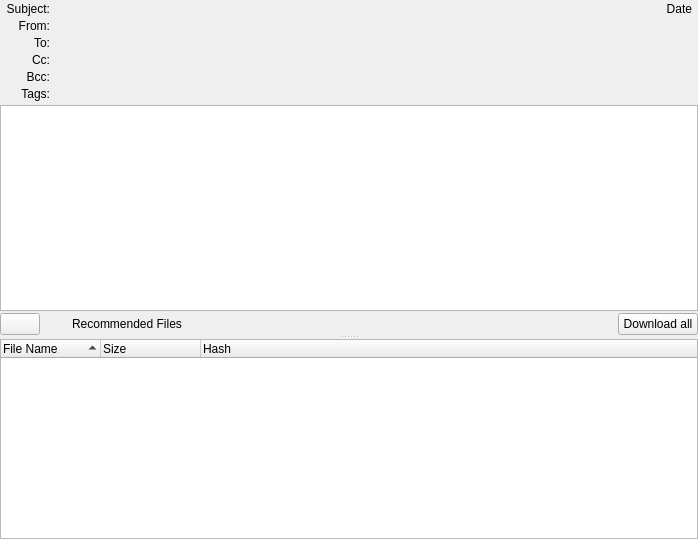
RetroShare/RetroShare, file retroshare-gui/src/gui/msgs/MessageWidget.ui: the form before one commit.
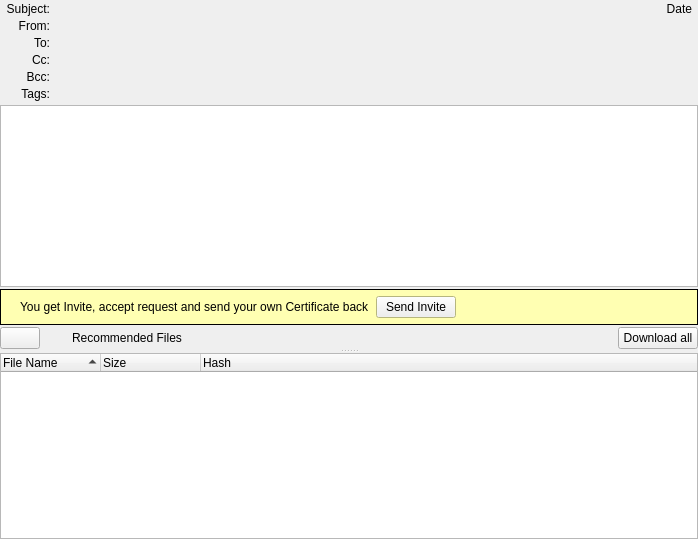
The form after the commit. Icons and pictures are not drawn. Custom widgets are drawn as their Qt base class.

Commit message: Added invite info frame for Friend Request Messages.

Diff of the .ui file:
```diff
--- a/retroshare-gui/src/gui/msgs/MessageWidget.ui
+++ b/retroshare-gui/src/gui/msgs/MessageWidget.ui
@@ -288,6 +288,143 @@
           </property>
          </widget>
         </item>
+        <item>
+         <widget class="QFrame" name="inviteFrame">
+          <property name="palette">
+           <palette>
+            <active>
+             <colorrole role="Base">
+              <brush brushstyle="SolidPattern">
+               <color alpha="255">
+                <red>255</red>
+                <green>255</green>
+                <blue>255</blue>
+               </color>
+              </brush>
+             </colorrole>
+             <colorrole role="Window">
+              <brush brushstyle="SolidPattern">
+               <color alpha="255">
+                <red>255</red>
+                <green>255</green>
+                <blue>178</blue>
+               </color>
+              </brush>
+             </colorrole>
+            </active>
+            <inactive>
+             <colorrole role="Base">
+              <brush brushstyle="SolidPattern">
+               <color alpha="255">
+                <red>255</red>
+                <green>255</green>
+                <blue>255</blue>
+               </color>
+              </brush>
+             </colorrole>
+             <colorrole role="Window">
+              <brush brushstyle="SolidPattern">
+               <color alpha="255">
+                <red>255</red>
+                <green>255</green>
+                <blue>178</blue>
+               </color>
+              </brush>
+             </colorrole>
+            </inactive>
+            <disabled>
+             <colorrole role="Base">
+              <brush brushstyle="SolidPattern">
+               <color alpha="255">
+                <red>255</red>
+                <green>255</green>
+                <blue>178</blue>
+               </color>
+              </brush>
+             </colorrole>
+             <colorrole role="Window">
+              <brush brushstyle="SolidPattern">
+               <color alpha="255">
+                <red>255</red>
+                <green>255</green>
+                <blue>178</blue>
+               </color>
+              </brush>
+             </colorrole>
+            </disabled>
+           </palette>
+          </property>
+          <property name="autoFillBackground">
+           <bool>true</bool>
+          </property>
+          <property name="styleSheet">
+           <string notr="true"/>
+          </property>
+          <property name="frameShape">
+           <enum>QFrame::Box</enum>
+          </property>
+          <layout class="QHBoxLayout" name="distantFrameHLayout">
+           <property name="leftMargin">
+            <number>6</number>
+           </property>
+           <property name="topMargin">
+            <number>6</number>
+           </property>
+           <property name="rightMargin">
+            <number>6</number>
+           </property>
+           <property name="bottomMargin">
+            <number>6</number>
+           </property>
+           <item>
+            <widget class="QLabel" name="infoPixmap">
+             <property name="maximumSize">
+              <size>
+               <width>16</width>
+               <height>16</height>
+              </size>
+             </property>
+             <property name="text">
+              <string/>
+             </property>
+             <property name="pixmap">
+              <pixmap resource="../images.qrc">:/images/info16.png</pixmap>
+             </property>
+             <property name="alignment">
+              <set>Qt::AlignLeading|Qt::AlignLeft|Qt::AlignTop</set>
+             </property>
+            </widget>
+           </item>
+           <item>
+            <widget class="QLabel" name="infoLabel">
+             <property name="text">
+              <string notr="true">You get Invite, accept request and send your own Certificate back</string>
+             </property>
+            </widget>
+           </item>
+           <item>
+            <widget class="QPushButton" name="sendinviteButton">
+             <property name="text">
+              <string>Send Invite</string>
+             </property>
+            </widget>
+           </item>
+           <item>
+            <spacer name="horizontalSpacer">
+             <property name="orientation">
+              <enum>Qt::Horizontal</enum>
+             </property>
+             <property name="sizeHint" stdset="0">
+              <size>
+               <width>40</width>
+               <height>20</height>
+              </size>
+             </property>
+            </spacer>
+           </item>
+          </layout>
+         </widget>
+        </item>
         <item>
          <layout class="QHBoxLayout" name="_2">
           <item>
```
Left out of the diff: 11 changed lines with no effect on the pictures. The commit also changes 5 other files.
